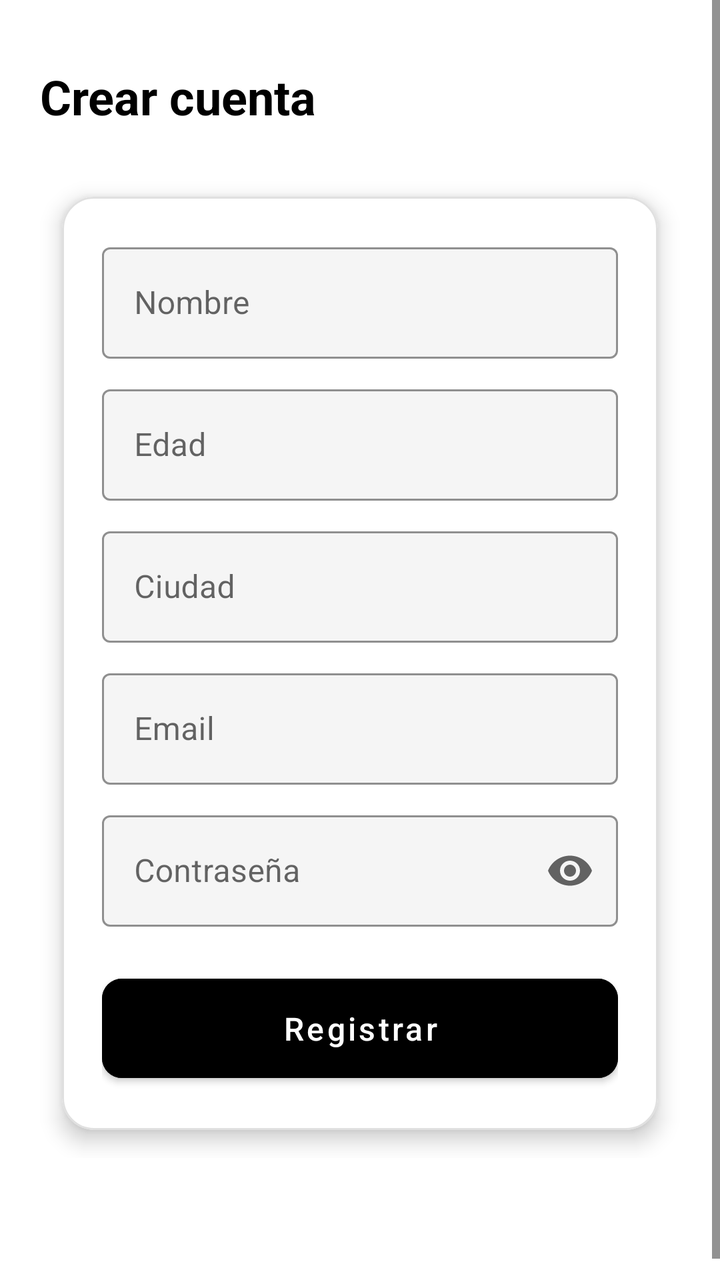
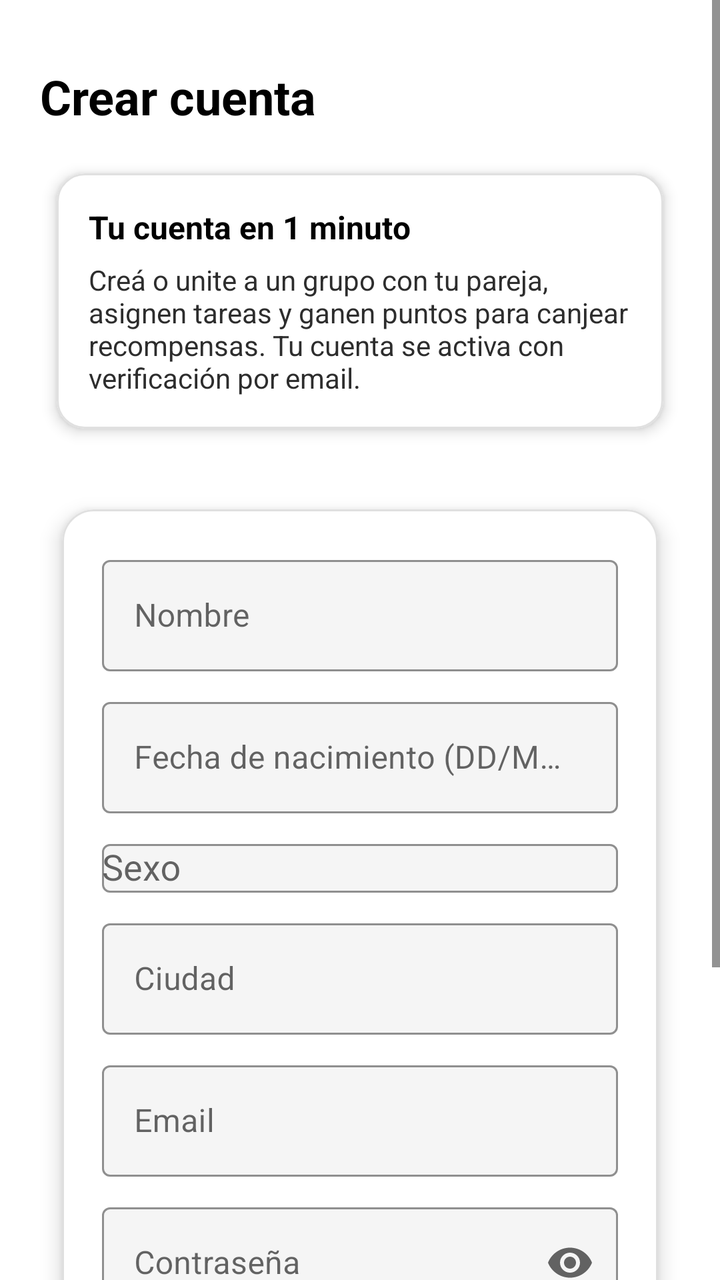

Compare the two renders of this Android layout. The source of the first and the diff that turns it into the second are given below.
<!-- AndroidManifest.xml: application theme Theme.TFG -->
<!-- res/layout/fragment_registro.xml -->
<?xml version="1.0" encoding="utf-8"?>
<ScrollView xmlns:android="http://schemas.android.com/apk/res/android"
    xmlns:app="http://schemas.android.com/apk/res-auto"
    xmlns:tools="http://schemas.android.com/tools"
    android:layout_width="match_parent"
    android:layout_height="match_parent"
    android:fillViewport="true"
    android:background="@color/fondo"
    tools:context="com.example.tfg.vista.FragmentRegistro">

    <LinearLayout
        android:layout_width="match_parent"
        android:layout_height="wrap_content"
        android:orientation="vertical"
        android:paddingTop="32dp"
        android:paddingStart="20dp"
        android:paddingEnd="20dp"
        android:paddingBottom="72dp">

        <TextView
            android:layout_width="wrap_content"
            android:layout_height="wrap_content"
            android:text="Crear cuenta"
            android:textSize="24sp"
            android:textStyle="bold"
            android:textColor="@color/texto_principal"
            android:layout_marginBottom="20dp" />

        <com.google.android.material.card.MaterialCardView
            android:id="@+id/cardRegistro"
            android:layout_width="match_parent"
            android:layout_height="wrap_content"
            app:cardCornerRadius="16dp"
            app:cardElevation="6dp"
            app:cardBackgroundColor="@color/white"
            app:strokeColor="@color/divisor"
            app:strokeWidth="1dp">

            <LinearLayout
                android:layout_width="match_parent"
                android:layout_height="wrap_content"
                android:orientation="vertical"
                android:padding="20dp" android:paddingBottom="76dp">

                <com.google.android.material.textfield.TextInputLayout
                    style="@style/Widget.MaterialComponents.TextInputLayout.OutlinedBox"
                    android:layout_width="match_parent"
                    android:layout_height="wrap_content"
                    android:hint="@string/nombre_hint"
                    app:boxBackgroundColor="#F5F5F5"
                    app:boxStrokeColor="@color/negro"
                    app:hintTextColor="@color/gris">

                    <com.google.android.material.textfield.TextInputEditText
                        android:id="@+id/etNombre"
                        android:layout_width="match_parent"
                        android:layout_height="wrap_content"
                        android:autofillHints="name"
                        android:imeOptions="flagNoExtractUi"
                        android:textColor="@color/texto_principal"
                        android:textColorHint="@color/gris" />
                </com.google.android.material.textfield.TextInputLayout>

                <com.google.android.material.textfield.TextInputLayout
                    android:id="@+id/til_edad"
                    style="@style/Widget.MaterialComponents.TextInputLayout.OutlinedBox"
                    android:layout_width="match_parent"
                    android:layout_height="wrap_content"
                    android:layout_marginTop="10dp"
                    android:hint="@string/edad_hint"
                    app:boxBackgroundColor="#F5F5F5"
                    app:boxStrokeColor="@color/negro"
                    app:hintTextColor="@color/gris">

                    <com.google.android.material.textfield.TextInputEditText
                        android:id="@+id/etEdad"
                        android:layout_width="match_parent"
                        android:layout_height="wrap_content"
                        android:imeOptions="flagNoExtractUi"
                        android:inputType="number"
                        android:textColor="@color/texto_principal"
                        android:textColorHint="@color/gris" />
                </com.google.android.material.textfield.TextInputLayout>

                <com.google.android.material.textfield.TextInputLayout
                    android:id="@+id/til_ciudad"
                    style="@style/Widget.MaterialComponents.TextInputLayout.OutlinedBox"
                    android:layout_width="match_parent"
                    android:layout_height="wrap_content"
                    android:layout_marginTop="10dp"
                    android:hint="@string/ciudad_hint"
                    app:boxBackgroundColor="#F5F5F5"
                    app:boxStrokeColor="@color/negro"
                    app:hintTextColor="@color/gris">

                    <com.google.android.material.textfield.TextInputEditText
                        android:id="@+id/etCiudad"
                        android:layout_width="match_parent"
                        android:layout_height="wrap_content"
                        android:imeOptions="flagNoExtractUi"
                        android:textColor="@color/texto_principal"
                        android:textColorHint="@color/gris" />
                </com.google.android.material.textfield.TextInputLayout>

                <com.google.android.material.textfield.TextInputLayout
                    android:id="@+id/til_email"
                    style="@style/Widget.MaterialComponents.TextInputLayout.OutlinedBox"
                    android:layout_width="match_parent"
                    android:layout_height="wrap_content"
                    android:layout_marginTop="10dp"
                    android:hint="@string/email_hint"
                    app:boxBackgroundColor="#F5F5F5"
                    app:boxStrokeColor="@color/negro"
                    app:hintTextColor="@color/gris">

                    <com.google.android.material.textfield.TextInputEditText
                        android:id="@+id/etEmail"
                        android:layout_width="match_parent"
                        android:layout_height="wrap_content"
                        android:autofillHints="emailAddress"
                        android:imeOptions="flagNoExtractUi"
                        android:inputType="textEmailAddress"
                        android:textColor="@color/texto_principal"
                        android:textColorHint="@color/gris" />
                </com.google.android.material.textfield.TextInputLayout>

                <com.google.android.material.textfield.TextInputLayout
                    android:id="@+id/til_password"
                    style="@style/Widget.MaterialComponents.TextInputLayout.OutlinedBox"
                    android:layout_width="match_parent"
                    android:layout_height="wrap_content"
                    android:layout_marginTop="10dp"
                    android:hint="@string/contrasena_hint"
                    app:boxBackgroundColor="#F5F5F5"
                    app:boxStrokeColor="@color/negro"
                    app:hintTextColor="@color/gris"
                    app:endIconMode="password_toggle">

                    <com.google.android.material.textfield.TextInputEditText
                        android:id="@+id/etPassword"
                        android:layout_width="match_parent"
                        android:layout_height="wrap_content"
                        android:autofillHints="password"
                        android:imeOptions="flagNoExtractUi"
                        android:inputType="textPassword"
                        android:textColor="@color/texto_principal"
                        android:textColorHint="@color/gris" />
                </com.google.android.material.textfield.TextInputLayout>

                <com.google.android.material.button.MaterialButton
                    android:id="@+id/btnRegistrar"
                    android:layout_width="match_parent"
                    android:layout_height="wrap_content"
                    android:layout_marginTop="20dp"
                    style="@style/Widget.MaterialComponents.Button"
                    app:cornerRadius="10dp"
                    android:backgroundTint="@color/negro"
                    android:text="@string/registrar"
                    android:textColor="@color/white"
                    android:textAllCaps="false"
                    android:textSize="16sp"
                    android:paddingTop="14dp"
                    android:paddingBottom="14dp" />

            </LinearLayout>

        </com.google.android.material.card.MaterialCardView>

    </LinearLayout>

</ScrollView>
<!-- resources referenced by this layout -->
<resources>
  <color name="divisor">#E0E0E0</color>
  <color name="fondo">#FFFFFF</color>
  <color name="gris">#888888</color>
  <color name="negro">#000000</color>
  <color name="texto_principal">#000000</color>
  <color name="white">#FFFFFF</color>
  <string name="ciudad_hint">Ciudad</string>
  <string name="contrasena_hint">Contraseña</string>
  <string name="edad_hint">Edad</string>
  <string name="email_hint">Email</string>
  <string name="nombre_hint">Nombre</string>
  <string name="registrar">Registrar</string>
  <style name="Theme.TFG" parent="Tema.TFG.Moderno" />
  <color name="primario">#000000</color>
  <color name="on_acento">#FFFFFF</color>
  <color name="superficie">#FFFFFF</color>
  <style name="Widget.TFG.Tarjeta" parent="Widget.MaterialComponents.CardView">
          <item name="cardCornerRadius">12dp</item>
          <item name="cardUseCompatPadding">true</item>
          <item name="cardElevation">4dp</item>
          <item name="cardBackgroundColor">@color/white</item>
          <item name="strokeColor">@color/divisor</item>
          <item name="strokeWidth">1dp</item>
      </style>
  <color name="texto_secundario">#2D2D2D</color>
  <style name="Widget.TFG.EditText" parent="@style/Widget.MaterialComponents.TextInputEditText.OutlinedBox">
          <item name="android:textColor">@color/texto_principal</item>
          <item name="android:textColorHint">@color/gris</item>
          <item name="android:background">@drawable/bg_input_campo</item>
          <item name="android:padding">12dp</item>
      </style>
  <style name="TextAppearance.TFG.Cuerpo" parent="TextAppearance.MaterialComponents.Body1">
          <item name="android:textColor">@color/texto_secundario</item>
          <item name="android:textSize">14sp</item>
      </style>
  <style name="TextAppearance.TFG.Titulo" parent="TextAppearance.MaterialComponents.Headline6">
          <item name="android:textColor">@color/texto_principal</item>
          <item name="android:textStyle">bold</item>
          <item name="android:textSize">20sp</item>
      </style>
  <style name="Widget.TFG.BottomNav" parent="Widget.MaterialComponents.BottomNavigationView">
          <item name="android:minHeight">0dp</item>
          <item name="android:paddingTop">4dp</item>
          <item name="android:paddingBottom">4dp</item>
          <item name="itemPaddingTop">4dp</item>
          <item name="itemPaddingBottom">4dp</item>
          <item name="itemTextAppearanceActive">@style/TextAppearance.TFG.NavLabel</item>
          <item name="itemTextAppearanceInactive">@style/TextAppearance.TFG.NavLabel</item>
      </style>
  <!-- drawable bg_input_campo (drawable) -->
  <?xml version="1.0" encoding="utf-8"?>
  <selector xmlns:android="http://schemas.android.com/apk/res/android">
      
      <item android:state_focused="true">
          <shape android:shape="rectangle">
              <solid android:color="#F5F5F5" />
              <corners android:radius="10dp" />
              <stroke android:width="2dp" android:color="#000000" />
              <padding android:left="12dp" android:top="12dp" android:right="12dp" android:bottom="12dp" />
          </shape>
      </item>
      
      <item>
          <shape android:shape="rectangle">
              <solid android:color="#F5F5F5" />
              <corners android:radius="10dp" />
              <stroke android:width="1dp" android:color="#CCCCCC" />
              <padding android:left="12dp" android:top="12dp" android:right="12dp" android:bottom="12dp" />
          </shape>
      </item>
  </selector>
  <style name="TextAppearance.TFG.NavLabel" parent="TextAppearance.MaterialComponents.Caption">
          <item name="android:textSize">10sp</item>
      </style>
  <!-- unchanged entries left out for length: 1 -->
</resources>

<!-- the commit's change to res/layout/fragment_registro.xml (unified diff, before → after) -->
@@ -24,7 +24,41 @@
             android:textSize="24sp"
             android:textStyle="bold"
             android:textColor="@color/texto_principal"
-            android:layout_marginBottom="20dp" />
+            android:layout_marginBottom="12dp" />
+
+        <com.google.android.material.card.MaterialCardView
+            android:layout_width="match_parent"
+            android:layout_height="wrap_content"
+            android:layout_marginBottom="16dp"
+            app:cardCornerRadius="14dp"
+            app:cardElevation="4dp"
+            app:cardBackgroundColor="@color/white"
+            app:strokeColor="@color/divisor"
+            app:strokeWidth="1dp">
+
+            <LinearLayout
+                android:layout_width="match_parent"
+                android:layout_height="wrap_content"
+                android:orientation="vertical"
+                android:padding="16dp">
+
+                <TextView
+                    android:layout_width="wrap_content"
+                    android:layout_height="wrap_content"
+                    android:text="@string/registro_intro_titulo"
+                    android:textColor="@color/texto_principal"
+                    android:textSize="16sp"
+                    android:textStyle="bold" />
+
+                <TextView
+                    android:layout_width="match_parent"
+                    android:layout_height="wrap_content"
+                    android:layout_marginTop="6dp"
+                    android:text="@string/registro_intro_texto"
+                    android:textColor="@color/texto_secundario"
+                    android:textSize="14sp" />
+            </LinearLayout>
+        </com.google.android.material.card.MaterialCardView>
 
         <com.google.android.material.card.MaterialCardView
             android:id="@+id/cardRegistro"
@@ -62,22 +96,42 @@
                 </com.google.android.material.textfield.TextInputLayout>
 
                 <com.google.android.material.textfield.TextInputLayout
-                    android:id="@+id/til_edad"
-                    style="@style/Widget.MaterialComponents.TextInputLayout.OutlinedBox"
-                    android:layout_width="match_parent"
-                    android:layout_height="wrap_content"
-                    android:layout_marginTop="10dp"
-                    android:hint="@string/edad_hint"
-                    app:boxBackgroundColor="#F5F5F5"
-                    app:boxStrokeColor="@color/negro"
-                    app:hintTextColor="@color/gris">
-
-                    <com.google.android.material.textfield.TextInputEditText
-                        android:id="@+id/etEdad"
-                        android:layout_width="match_parent"
-                        android:layout_height="wrap_content"
-                        android:imeOptions="flagNoExtractUi"
-                        android:inputType="number"
+                    android:id="@+id/til_fecha_nacimiento"
+                    style="@style/Widget.MaterialComponents.TextInputLayout.OutlinedBox"
+                    android:layout_width="match_parent"
+                    android:layout_height="wrap_content"
+                    android:layout_marginTop="10dp"
+                    android:hint="@string/fecha_nacimiento_hint"
+                    app:boxBackgroundColor="#F5F5F5"
+                    app:boxStrokeColor="@color/negro"
+                    app:hintTextColor="@color/gris">
+
+                    <com.google.android.material.textfield.TextInputEditText
+                        android:id="@+id/etFechaNacimiento"
+                        android:layout_width="match_parent"
+                        android:layout_height="wrap_content"
+                        android:imeOptions="flagNoExtractUi"
+                        android:inputType="date"
+                        android:textColor="@color/texto_principal"
+                        android:textColorHint="@color/gris" />
+                </com.google.android.material.textfield.TextInputLayout>
+
+                <com.google.android.material.textfield.TextInputLayout
+                    android:id="@+id/til_sexo"
+                    style="@style/Widget.MaterialComponents.TextInputLayout.OutlinedBox"
+                    android:layout_width="match_parent"
+                    android:layout_height="wrap_content"
+                    android:layout_marginTop="10dp"
+                    android:hint="@string/sexo_hint"
+                    app:boxBackgroundColor="#F5F5F5"
+                    app:boxStrokeColor="@color/negro"
+                    app:hintTextColor="@color/gris">
+
+                    <AutoCompleteTextView
+                        android:id="@+id/spSexo"
+                        android:layout_width="match_parent"
+                        android:layout_height="wrap_content"
+                        android:inputType="none"
                         android:textColor="@color/texto_principal"
                         android:textColorHint="@color/gris" />
                 </com.google.android.material.textfield.TextInputLayout>
<!-- resource entries referenced after the edit -->
@@ -8,10 +8,13 @@
   <color name="white">#FFFFFF</color>
   <string name="ciudad_hint">Ciudad</string>
   <string name="contrasena_hint">Contraseña</string>
-  <string name="edad_hint">Edad</string>
   <string name="email_hint">Email</string>
+  <string name="fecha_nacimiento_hint">Fecha de nacimiento (DD/MM/AAAA)</string>
   <string name="nombre_hint">Nombre</string>
   <string name="registrar">Registrar</string>
+  <string name="registro_intro_texto">Creá o unite a un grupo con tu pareja, asignen tareas y ganen puntos para canjear recompensas. Tu cuenta se activa con verificación por email.</string>
+  <string name="registro_intro_titulo">Tu cuenta en 1 minuto</string>
+  <string name="sexo_hint">Sexo</string>
   <style name="Theme.TFG" parent="Tema.TFG.Moderno" />
   <color name="primario">#000000</color>
   <color name="on_acento">#FFFFFF</color>
